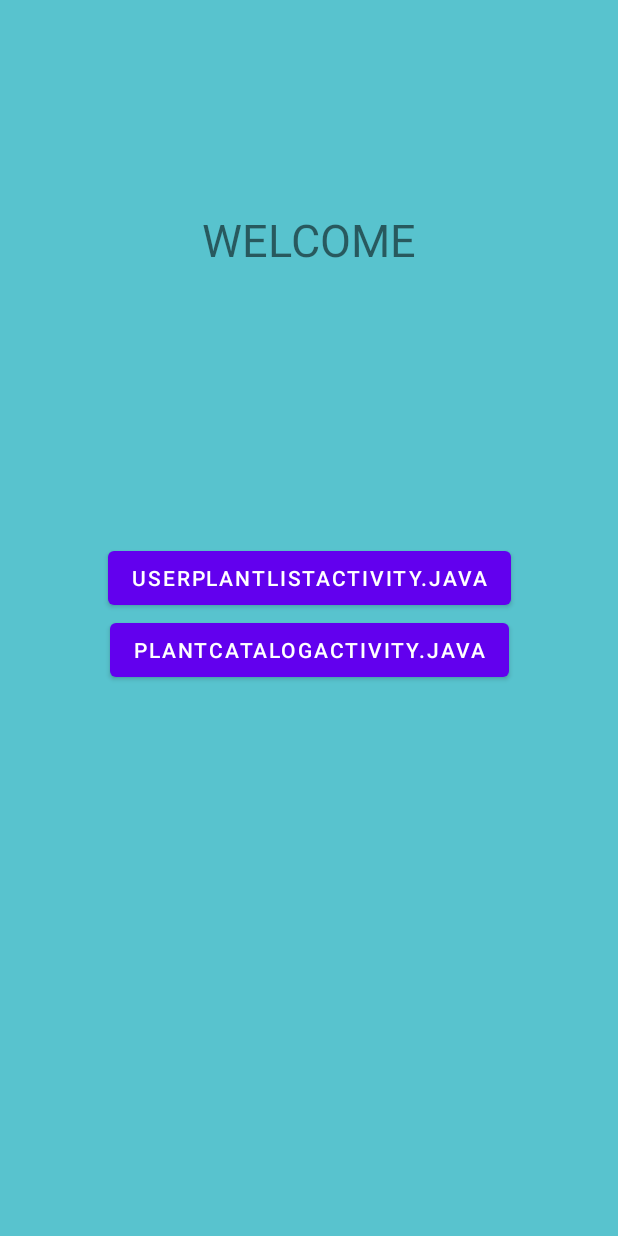
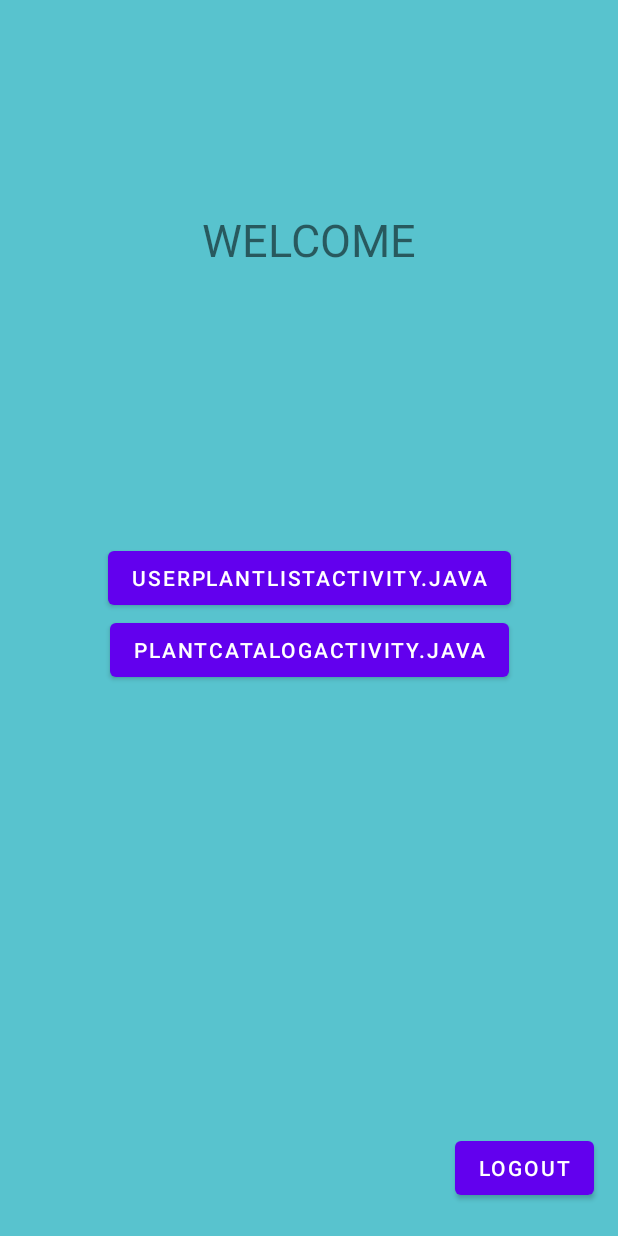
Before and after one commit to ItsKarlito/healthyleaves, an Android app: the screen it shows after launch once a user with an empty profile is signed in (HomeActivity), on a phone screen of 412 x 824 dp. Run offline under Robolectric (Android 15) with nearby library versions, the phone set to English and light mode, and no system bars; our stand-ins replace Firebase (no records; nobody signed in at launch, a user with empty details on screens opened directly); 1 statement that could not run was skipped.

Commit message:
added logout feature

```diff
--- a/software/PlantMonitor/app/src/main/java/com/example/plantmonitor/General/HomeActivity.java
+++ b/software/PlantMonitor/app/src/main/java/com/example/plantmonitor/General/HomeActivity.java
@@ -6,14 +6,17 @@ import android.content.Intent;
 import android.os.Bundle;
 import android.widget.Button;
 
+import com.example.plantmonitor.MainActivity;
 import com.example.plantmonitor.PlantCatalog.PlantCatalogActivity;
 import com.example.plantmonitor.R;
 import com.example.plantmonitor.UserPlants.UserPlantsListActivity;
+import com.google.firebase.auth.FirebaseAuth;
 
 public class HomeActivity extends AppCompatActivity {
 
     Button buttonGoToUserPlantsListActivity;
     Button buttonGoToPlantCatalogActivity;
+    Button logout;
 
     @Override
     protected void onCreate(Bundle savedInstanceState) {
@@ -24,6 +27,8 @@ public class HomeActivity extends AppCompatActivity {
         buttonGoToUserPlantsListActivity.setOnClickListener((view) -> {goToUserPlantsListActivity();});
         buttonGoToPlantCatalogActivity = (Button) findViewById(R.id.buttonGoToPlantCatalogActivity);
         buttonGoToPlantCatalogActivity.setOnClickListener((view) -> {goToPlantCatalogActivity();});
+        logout = (Button) findViewById(R.id.home_logout_button);
+        logout.setOnClickListener((view) -> {userLogout();});
     }
 
     void goToUserPlantsListActivity() {
@@ -35,4 +40,10 @@ public class HomeActivity extends AppCompatActivity {
         Intent intent = new Intent(this, PlantCatalogActivity.class);
         startActivity(intent);
     }
+
+    void userLogout(){
+        FirebaseAuth.getInstance().signOut();
+        Intent intent = new Intent(this, MainActivity.class);
+        startActivity(intent);
+    }
 }
--- a/software/PlantMonitor/app/src/main/res/layout/activity_home.xml
+++ b/software/PlantMonitor/app/src/main/res/layout/activity_home.xml
@@ -6,18 +6,6 @@
     android:layout_height="match_parent"
     android:background="@color/colorBackground"
     tools:context=".General.HomeActivity">
-
-    <TextView
-        android:id="@+id/textView"
-        android:layout_width="wrap_content"
-        android:layout_height="wrap_content"
-        android:text="WELCOME"
-        android:textSize="30sp"
-        app:layout_constraintBottom_toBottomOf="parent"
-        app:layout_constraintEnd_toEndOf="parent"
-        app:layout_constraintStart_toStartOf="parent"
-        app:layout_constraintTop_toTopOf="parent"
-        app:layout_constraintVertical_bias="0.178" />
 
     <Button
         android:id="@+id/buttonGoToUserPlantsListActivity"
@@ -41,4 +29,29 @@
         app:layout_constraintTop_toBottomOf="@+id/buttonGoToUserPlantsListActivity"
         app:layout_constraintVertical_bias="0.0" />
 
+    <Button
+        android:id="@+id/home_logout_button"
+        android:layout_width="wrap_content"
+        android:layout_height="wrap_content"
+        android:layout_marginBottom="21dp"
+        android:text="Logout"
+        app:layout_constraintBottom_toBottomOf="parent"
+        app:layout_constraintEnd_toEndOf="parent"
+        app:layout_constraintHorizontal_bias="0.949"
+        app:layout_constraintStart_toStartOf="parent"
+        app:layout_constraintTop_toBottomOf="@+id/buttonGoToPlantCatalogActivity"
+        app:layout_constraintVertical_bias="1.0" />
+
+    <TextView
+        android:id="@+id/textView"
+        android:layout_width="wrap_content"
+        android:layout_height="wrap_content"
+        android:text="WELCOME"
+        android:textSize="30sp"
+        app:layout_constraintBottom_toBottomOf="parent"
+        app:layout_constraintEnd_toEndOf="parent"
+        app:layout_constraintStart_toStartOf="parent"
+        app:layout_constraintTop_toTopOf="parent"
+        app:layout_constraintVertical_bias="0.178" />
+
 </androidx.constraintlayout.widget.ConstraintLayout>
```
Also changed, not shown: software/PlantMonitor/app/build.gradle (+7 -7 lines), software/PlantMonitor/app/src/main/java/com/example/plantmonitor/MainActivity.java (+7 -0 lines), 1 other file.
